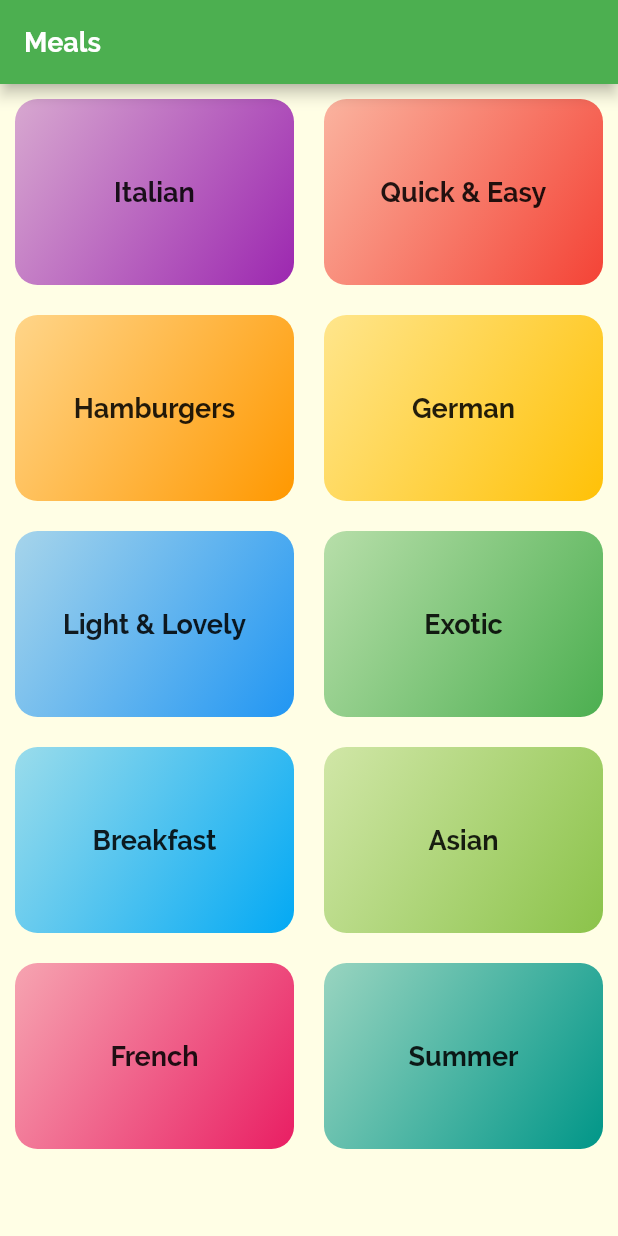
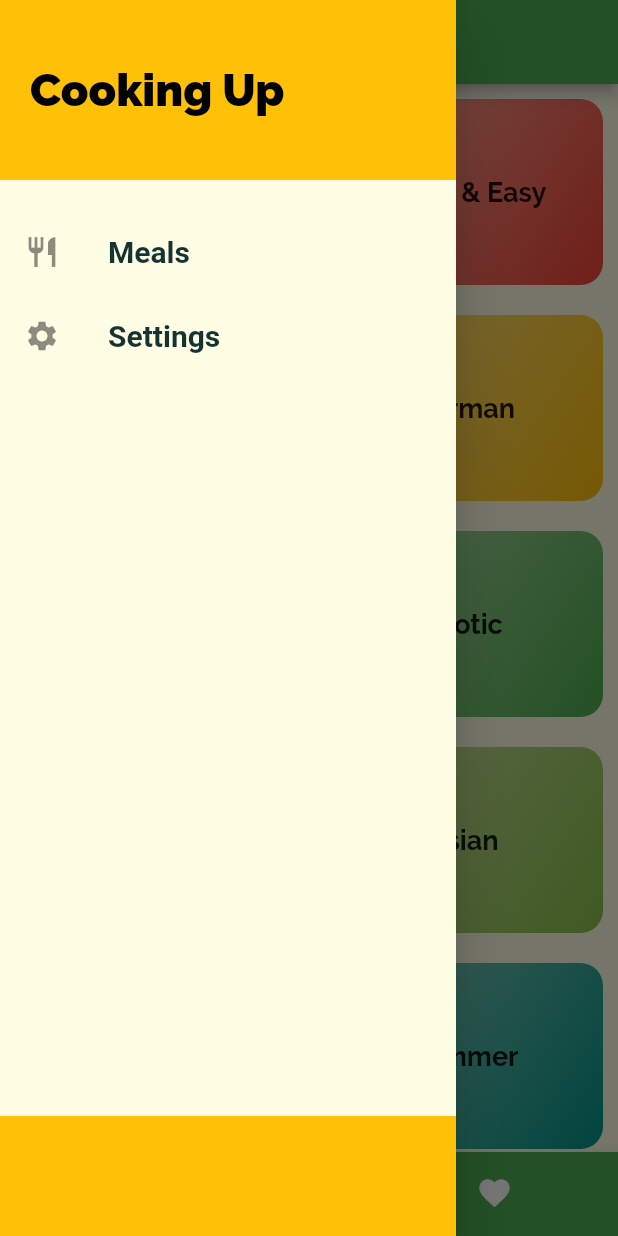
Before and after one commit to Umar-Waseem/Recipie_App, a Flutter app: the screen it shows after launch, with the side drawer open (before the commit the screen has no drawer), on a phone screen of 412 x 824 dp. Run offline on Flutter 3.47's test engine with Material 2 defaults, Android fonts, the phone set to English and light mode, and no system bars; Roboto replaces fonts that are missing (RobotCondensed).

```diff
--- a/lib/main.dart
+++ b/lib/main.dart
@@ -1,15 +1,73 @@
 import 'package:flutter/material.dart';
+import 'package:meals_application/data/dummy_data.dart';
 import 'package:meals_application/screens/categoryMealsScreen.dart';
+import 'package:meals_application/screens/filters_screen.dart';
 import 'package:meals_application/screens/mealDetails.dart';
+import 'package:meals_application/screens/tabs_screen.dart';
 
+import 'models/meal.dart';
 import 'screens/categoriesScreen.dart';
 
 void main() => runApp(const MyApp());
 
-class MyApp extends StatelessWidget {
+class MyApp extends StatefulWidget {
   const MyApp({Key? key}) : super(key: key);
 
-  // This widget is the root of your application.
+  @override
+  State<MyApp> createState() => _MyAppState();
+}
+
+class _MyAppState extends State<MyApp> {
+  Map<String, bool> _filters = {
+    "gluten": false,
+    "lactose": false,
+    "vegan": false,
+    "vegeterian": false,
+  };
+  List<Meal> _availableMeals = dummyMeals;
+  List<Meal> favMeals = [];
+
+  void _toggleFavorites(String mealid) {
+    final existingIndex =
+        favMeals.indexWhere((element) => mealid == element.id);
+
+    if (existingIndex >= 0) {
+      setState(() {
+        favMeals.removeAt(existingIndex);
+      });
+    } else {
+      setState(() {
+        favMeals.add(dummyMeals.firstWhere((element) => mealid == element.id));
+      });
+    }
+  }
+
+  void _setFilters(Map<String, bool> filterData) {
+    setState(() {
+      _filters = filterData;
+
+      _availableMeals = dummyMeals.where((element) {
+        if (_filters["gluten"] ?? !element.isGlutenFree) {
+          return false;
+        }
+        if (_filters["lactose"] ?? !element.isLactoseFree) {
+          return false;
+        }
+        if (_filters["vegan"] ?? !element.isVegan) {
+          return false;
+        }
+        if (_filters["vegeterian"] ?? !element.isVegetarian) {
+          return false;
+        }
+        return true;
+      }).toList();
+    });
+  }
+
+  bool _isMealFavorite(String id) {
+    return favMeals.any((element) => element.id == id);
+  }
+
   @override
   Widget build(BuildContext context) {
     return MaterialApp(
@@ -37,9 +95,13 @@ class MyApp extends StatelessWidget {
       initialRoute:
           "/", // default value is "/" , this is the screen the app starts with
       routes: {
-        "/": (ctx) => const CategoriesScreen(),
-        CategoryMealsScreen.routeName: (ctx) => const CategoryMealsScreen(),
-        MealDetailScreen.routeName: (ctx) => const MealDetailScreen(),
+        "/": (ctx) => TabScreen(favs: favMeals),
+        CategoryMealsScreen.routeName: (ctx) =>
+            CategoryMealsScreen(availableMeals: _availableMeals),
+        MealDetailScreen.routeName: (ctx) =>
+            MealDetailScreen(toggleFav: _toggleFavorites, isFav: _isMealFavorite ),
+        FiltersScreen.routeName: (ctx) =>
+            FiltersScreen(currentFilters: _filters, saveFilters: _setFilters),
       },
       onGenerateRoute: (settings) {
         // print("onGenerateRoute: ${settings.arguments}");
--- a/lib/screens/categoriesScreen.dart
+++ b/lib/screens/categoriesScreen.dart
@@ -9,11 +9,7 @@ class CategoriesScreen extends StatelessWidget {
 
   @override
   Widget build(BuildContext context) {
-    return Scaffold(
-      appBar: AppBar(
-        title: const Text("Meals"),
-      ),
-      body: GridView(
+    return GridView(
       padding: const EdgeInsets.all(10),
       children: dummyCategories.map(
         (catData) {
@@ -30,7 +26,6 @@ class CategoriesScreen extends StatelessWidget {
         crossAxisSpacing: 20,
         mainAxisSpacing: 20,
       ),
-      ),
     );
   }
 }
--- /dev/null
+++ b/lib/screens/tabs_screen.dart
@@ -0,0 +1,73 @@
+import "package:flutter/material.dart";
+import 'package:meals_application/models/meal.dart';
+import 'package:meals_application/screens/categoriesScreen.dart';
+import 'package:meals_application/screens/favourites_screen.dart';
+import 'package:meals_application/widgets/main_drawer.dart';
+
+class TabScreen extends StatefulWidget {
+  final List<Meal> favs;
+
+  const TabScreen({Key? key, required this.favs}) : super(key: key);
+
+  @override
+  State<TabScreen> createState() => _TabScreenState();
+}
+
+class _TabScreenState extends State<TabScreen> {
+  late List<Map<String, Object>> _pages;
+
+  int _selectedPageIndex = 0;
+
+  @override
+  void initState() {
+    _pages = [
+      {
+        "page": const CategoriesScreen(),
+        "title": "Categories",
+      },
+      {
+        "page": Favourites(favorites: widget.favs),
+        "title": "Your Favourites",
+      },
+    ];
+
+    super.initState();
+  }
+
+  void _selectPage(int index) {
+    setState(() {
+      _selectedPageIndex = index;
+    });
+  }
+
+  @override
+  Widget build(BuildContext context) {
+    return Scaffold(
+      drawer: const MainDrawer(),
+      appBar: AppBar(
+        title: Text(_pages[_selectedPageIndex]["title"] as String),
+      ),
+      body: _pages[_selectedPageIndex]["page"] as Widget,
+      bottomNavigationBar: BottomNavigationBar(
+        onTap: _selectPage,
+        backgroundColor: Colors.green,
+        unselectedItemColor: Colors.white,
+        selectedItemColor: Theme.of(context).colorScheme.secondary,
+        currentIndex: _selectedPageIndex,
+        type: BottomNavigationBarType.shifting,
+        items: const [
+          BottomNavigationBarItem(
+            backgroundColor: Colors.green,
+            icon: Icon(Icons.category),
+            label: "Categories",
+          ),
+          BottomNavigationBarItem(
+            backgroundColor: Colors.green,
+            icon: Icon(Icons.favorite),
+            label: "Favourites",
+          ),
+        ],
+      ),
+    );
+  }
+}
--- /dev/null
+++ b/lib/widgets/main_drawer.dart
@@ -0,0 +1,76 @@
+import "package:flutter/material.dart";
+import 'package:meals_application/screens/filters_screen.dart';
+
+class MainDrawer extends StatelessWidget {
+  Widget buildListTile(
+      String title, IconData icon, void Function() tapHandler) {
+    return ListTile(
+      leading: Icon(icon),
+      title: Text(
+        title,
+        style: const TextStyle(
+          fontFamily: "RobotCondensed",
+          fontSize: 20,
+          fontWeight: FontWeight.w700,
+        ),
+      ),
+      onTap: tapHandler,
+    );
+  }
+
+  const MainDrawer({Key? key}) : super(key: key);
+
+  @override
+  Widget build(BuildContext context) {
+    return Drawer(
+      child: Column(
+        mainAxisAlignment: MainAxisAlignment.spaceBetween,
+        children: [
+          Column(
+            children: [
+              Container(
+                color: Theme.of(context).colorScheme.secondary,
+                child: const Text(
+                  "Cooking Up",
+                  style: TextStyle(
+                    fontWeight: FontWeight.w900,
+                    fontSize: 30,
+                    color: Colors.black,
+                  ),
+                ),
+                height: 120,
+                width: double.infinity,
+                padding: const EdgeInsets.all(20),
+                alignment: Alignment.centerLeft,
+              ),
+              const SizedBox(height: 20),
+              buildListTile(
+                "Meals",
+                Icons.restaurant,
+                () {
+                  Navigator.of(context).pushReplacementNamed("/");
+                },
+              ),
+              buildListTile(
+                "Settings",
+                Icons.settings,
+                () {
+                  Navigator.of(context)
+                      .pushReplacementNamed(FiltersScreen.routeName);
+                },
+              ),
+            ],
+          ),
+          // const SizedBox(height: 400),
+          Align(
+            child: Container(
+              color: Theme.of(context).colorScheme.secondary,
+              height: 80,
+              width: double.infinity,
+            ),
+          ),
+        ],
+      ),
+    );
+  }
+}
```
Also changed, not shown: lib/screens/categoryMealsScreen.dart (+38 -14 lines), lib/screens/favourites_screen.dart (added, +31 -0 lines), lib/screens/filters_screen.dart (added, +108 -0 lines), lib/screens/mealDetails.dart (+12 -1 lines). Lines whose indentation alone changed are shown as unchanged.
